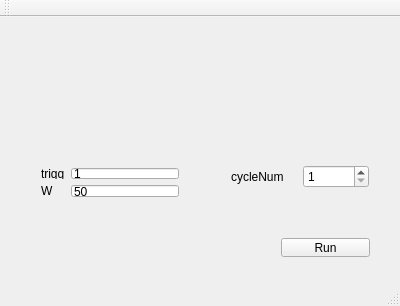
This is mainwindow.ui in mefisto545/Tortik as Qt 5 draws it before an edit. The edited form follows.
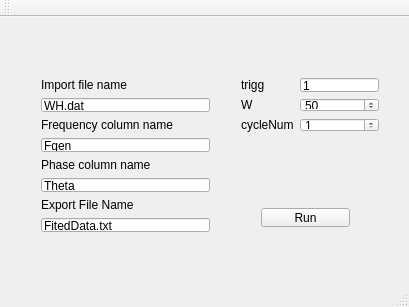
This is the edited form.

The edit to the form file:
```diff
--- a/mainwindow.ui
+++ b/mainwindow.ui
@@ -6,8 +6,8 @@
    <rect>
     <x>0</x>
     <y>0</y>
-    <width>400</width>
-    <height>306</height>
+    <width>409</width>
+    <height>307</height>
    </rect>
   </property>
   <property name="windowTitle">
@@ -17,10 +17,10 @@
    <widget class="QWidget" name="formLayoutWidget">
     <property name="geometry">
      <rect>
-      <x>30</x>
-      <y>140</y>
+      <x>230</x>
+      <y>50</y>
       <width>160</width>
-      <height>51</height>
+      <height>76</height>
      </rect>
     </property>
     <layout class="QFormLayout" name="formLayout">
@@ -31,20 +31,6 @@
        </property>
       </widget>
      </item>
-     <item row="1" column="0">
-      <widget class="QLabel" name="labelW">
-       <property name="text">
-        <string>W</string>
-       </property>
-      </widget>
-     </item>
-     <item row="1" column="1">
-      <widget class="QLineEdit" name="lineEditW">
-       <property name="text">
-        <string>50</string>
-       </property>
-      </widget>
-     </item>
      <item row="0" column="0">
       <widget class="QLabel" name="labelTrigg">
        <property name="text">
@@ -52,13 +38,54 @@
        </property>
       </widget>
      </item>
+     <item row="2" column="1">
+      <layout class="QHBoxLayout" name="horizontalLayout_2">
+       <item>
+        <widget class="QSpinBox" name="spinBoxCycleNum">
+         <property name="minimum">
+          <number>1</number>
+         </property>
+         <property name="maximum">
+          <number>5</number>
+         </property>
+        </widget>
+       </item>
+      </layout>
+     </item>
+     <item row="2" column="0">
+      <widget class="QLabel" name="label">
+       <property name="text">
+        <string>cycleNum</string>
+       </property>
+      </widget>
+     </item>
+     <item row="1" column="1">
+      <widget class="QSpinBox" name="spinBoxW">
+       <property name="minimum">
+        <number>1</number>
+       </property>
+       <property name="maximum">
+        <number>999</number>
+       </property>
+       <property name="value">
+        <number>50</number>
+       </property>
+      </widget>
+     </item>
+     <item row="1" column="0">
+      <widget class="QLabel" name="labelW">
+       <property name="text">
+        <string>W</string>
+       </property>
+      </widget>
+     </item>
     </layout>
    </widget>
    <widget class="QWidget" name="horizontalLayoutWidget">
     <property name="geometry">
      <rect>
-      <x>270</x>
-      <y>210</y>
+      <x>250</x>
+      <y>180</y>
       <width>111</width>
       <height>41</height>
      </rect>
@@ -76,27 +103,66 @@
    <widget class="QWidget" name="horizontalLayoutWidget_2">
     <property name="geometry">
      <rect>
-      <x>220</x>
-      <y>120</y>
-      <width>160</width>
-      <height>80</height>
+      <x>30</x>
+      <y>50</y>
+      <width>191</width>
+      <height>176</height>
      </rect>
     </property>
-    <layout class="QHBoxLayout" name="horizontalLayout_2">
+    <layout class="QVBoxLayout" name="verticalLayout">
      <item>
-      <widget class="QLabel" name="label">
+      <widget class="QLabel" name="labelImport">
        <property name="text">
-        <string>cycleNum</string>
+        <string>Import file name</string>
        </property>
       </widget>
      </item>
      <item>
-      <widget class="QSpinBox" name="spinBoxCycleNum">
-       <property name="minimum">
-        <number>1</number>
+      <widget class="QLineEdit" name="lineEditImport">
+       <property name="text">
+        <string>WH.dat</string>
        </property>
-       <property name="maximum">
-        <number>5</number>
+      </widget>
+     </item>
+     <item>
+      <widget class="QLabel" name="labelFreq">
+       <property name="text">
+        <string>Frequency column name</string>
+       </property>
+      </widget>
+     </item>
+     <item>
+      <widget class="QLineEdit" name="lineEditFreq">
+       <property name="text">
+        <string>Fgen</string>
+       </property>
+      </widget>
+     </item>
+     <item>
+      <widget class="QLabel" name="labelPhase">
+       <property name="text">
+        <string>Phase column name</string>
+       </property>
+      </widget>
+     </item>
+     <item>
+      <widget class="QLineEdit" name="lineEditPhase">
+       <property name="text">
+        <string>Theta</string>
+       </property>
+      </widget>
+     </item>
+     <item>
+      <widget class="QLabel" name="labelExportFileName">
+       <property name="text">
+        <string>Export File Name</string>
+       </property>
+      </widget>
+     </item>
+     <item>
+      <widget class="QLineEdit" name="lineEditExport">
+       <property name="text">
+        <string>FitedData.txt</string>
        </property>
       </widget>
      </item>
```
Left out of the diff: 8 changed lines with no effect on the pictures.
